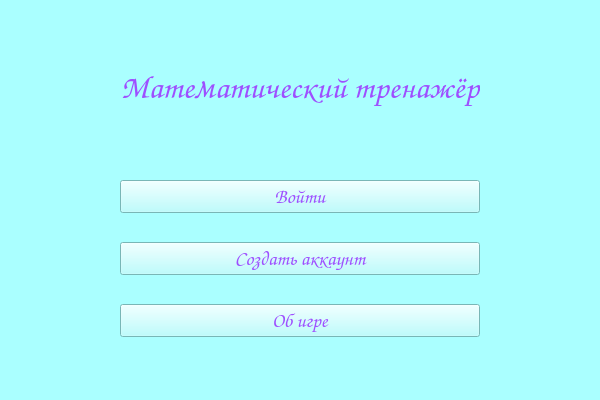
Vladusecho/MathTrainer, file mainwindow.ui: the form before one commit.
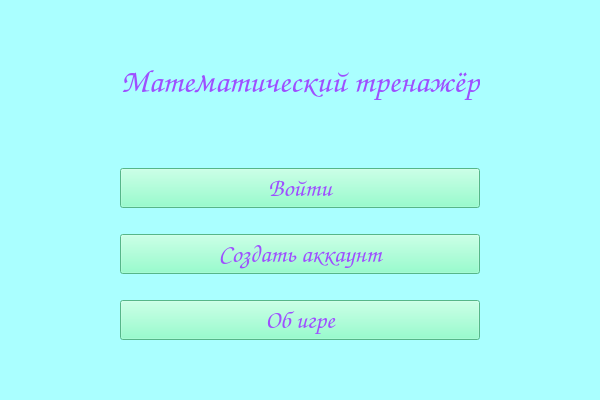
The form after the commit.

Commit message: new design + new registration window

Diff of the .ui file:
```diff
--- a/mainwindow.ui
+++ b/mainwindow.ui
@@ -69,7 +69,8 @@
        <property name="font">
         <font>
          <family>Comic Sans MS</family>
-         <pointsize>15</pointsize>
+         <pointsize>19</pointsize>
+         <bold>true</bold>
          <stylestrategy>PreferDefault</stylestrategy>
         </font>
        </property>
@@ -80,11 +81,15 @@
         <enum>Qt::LayoutDirection::LeftToRight</enum>
        </property>
        <property name="styleSheet">
-        <string notr="true">color:rgb(158, 79, 255)</string>
+        <string notr="true">color:rgb(158, 79, 255);
+background:rgb(120, 255, 192)</string>
        </property>
        <property name="text">
         <string>Войти</string>
        </property>
+       <property name="autoDefault">
+        <bool>false</bool>
+       </property>
       </widget>
      </item>
      <item row="5" column="0">
@@ -98,7 +103,8 @@
        <property name="font">
         <font>
          <family>Comic Sans MS</family>
-         <pointsize>15</pointsize>
+         <pointsize>19</pointsize>
+         <bold>true</bold>
         </font>
        </property>
        <property name="cursor">
@@ -108,11 +114,15 @@
         <enum>Qt::LayoutDirection::LeftToRight</enum>
        </property>
        <property name="styleSheet">
-        <string notr="true">color:rgb(158, 79, 255)</string>
+        <string notr="true">color:rgb(158, 79, 255);
+background:rgb(120, 255, 192)</string>
        </property>
        <property name="text">
         <string>Об игре</string>
        </property>
+       <property name="autoDefault">
+        <bool>false</bool>
+       </property>
       </widget>
      </item>
      <item row="4" column="0">
@@ -126,18 +136,23 @@
        <property name="font">
         <font>
          <family>Comic Sans MS</family>
-         <pointsize>15</pointsize>
+         <pointsize>19</pointsize>
+         <bold>true</bold>
         </font>
        </property>
        <property name="cursor">
         <cursorShape>PointingHandCursor</cursorShape>
        </property>
        <property name="styleSheet">
-        <string notr="true">color:rgb(158, 79, 255)</string>
+        <string notr="true">color:rgb(158, 79, 255);
+background:rgb(120, 255, 192)</string>
        </property>
        <property name="text">
         <string>Создать аккаунт</string>
        </property>
+       <property name="autoDefault">
+        <bool>false</bool>
+       </property>
       </widget>
      </item>
      <item row="1" column="0">
```
Left out of the diff: 6 changed lines with no effect on the pictures. The commit also changes 5 other files.
